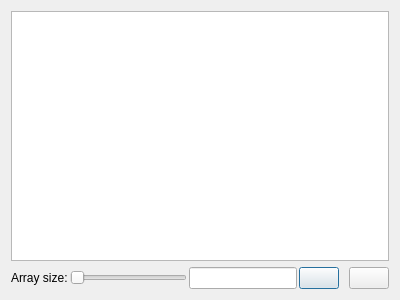
melnikovpetr/TaskQueue, file TestGUI/TestDialog.ui: the form before one commit.
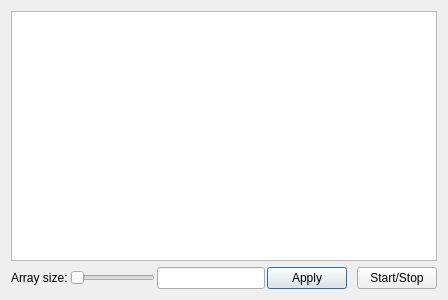
The form after the commit.

```diff
--- a/TestGUI/TestDialog.ui
+++ b/TestGUI/TestDialog.ui
@@ -6,10 +6,16 @@
    <rect>
     <x>0</x>
     <y>0</y>
-    <width>400</width>
+    <width>448</width>
     <height>300</height>
    </rect>
   </property>
+  <property name="sizePolicy">
+   <sizepolicy hsizetype="MinimumExpanding" vsizetype="Preferred">
+    <horstretch>0</horstretch>
+    <verstretch>0</verstretch>
+   </sizepolicy>
+  </property>
   <property name="windowTitle">
    <string>Test with GUI</string>
   </property>
@@ -19,6 +25,12 @@
      <property name="toolTip">
       <string>Task information</string>
      </property>
+     <property name="sizeAdjustPolicy">
+      <enum>QAbstractScrollArea::AdjustToContents</enum>
+     </property>
+     <attribute name="horizontalHeaderStretchLastSection">
+      <bool>true</bool>
+     </attribute>
     </widget>
    </item>
    <item>
@@ -79,7 +91,7 @@
           <string>Generate new array</string>
          </property>
          <property name="text">
-          <string/>
+          <string>Apply</string>
          </property>
         </widget>
        </item>
@@ -91,7 +103,7 @@
         <string>Start/Stop sorting</string>
        </property>
        <property name="text">
-        <string/>
+        <string>Start/Stop</string>
        </property>
        <property name="checkable">
         <bool>true</bool>
```
Left out of the diff: 5 changed lines with no effect on the pictures.
